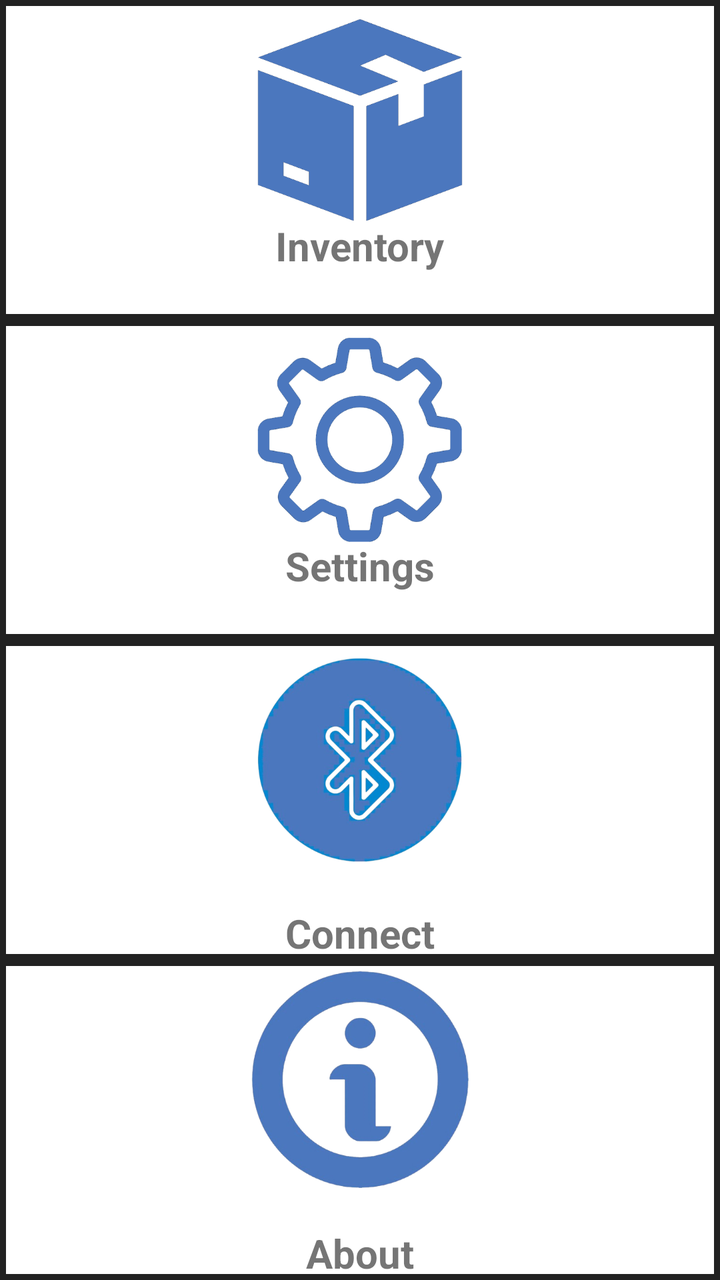
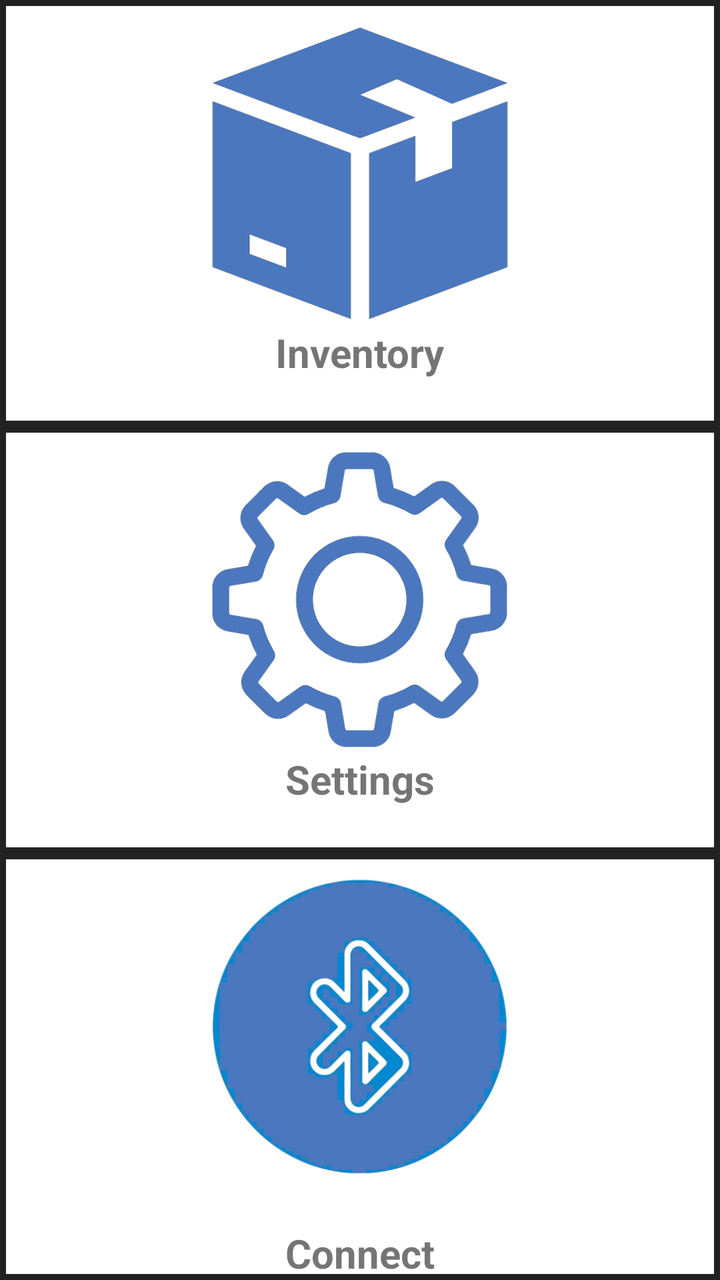

Two renders of the same Android screen: before a commit and after it. Below are the layout's source before the change and the commit's diff.
<!-- AndroidManifest.xml: application theme AppNewTheme -->
<!-- res/layout/home_layout_new.xml -->
<?xml version="1.0" encoding="utf-8"?>
<LinearLayout xmlns:android="http://schemas.android.com/apk/res/android"
    xmlns:tools="http://schemas.android.com/tools"
    android:layout_width="match_parent"
    android:layout_height="match_parent"
    android:orientation="vertical">

    <LinearLayout
        android:id="@+id/mainRow1"
        android:layout_width="match_parent"
        android:layout_height="0dp"
        android:layout_weight="1">

        <FrameLayout
            android:layout_width="0dp"
            android:layout_weight="1"
            android:layout_height="match_parent"
            android:background="@drawable/border">

            <ImageView
                android:layout_width="match_parent"
                android:layout_height="match_parent"
                android:onClick="inventaireClicked"
                android:paddingBottom="40dp"
                android:src="@drawable/inventory"
                tools:ignore="SpeakableTextPresentCheck" />

            <TextView
                android:layout_width="wrap_content"
                android:layout_height="wrap_content"
                android:layout_gravity="center|bottom"
                android:textStyle="bold"
                android:textSize="20sp"
                android:text="@string/home_inventory710" />
        </FrameLayout>
    </LinearLayout>

    <LinearLayout
        android:layout_width="match_parent"
        android:layout_height="0dp"
        android:layout_weight="1">

        <FrameLayout
            android:layout_width="0dp"
            android:layout_weight="1"
            android:layout_height="match_parent"
            android:background="@drawable/border">

            <ImageView
                android:layout_width="match_parent"
                android:layout_height="match_parent"
                android:onClick="settClicked"
                android:paddingBottom="40dp"
                android:src="@drawable/settings"
                tools:ignore="SpeakableTextPresentCheck" />

            <TextView
                android:layout_width="wrap_content"
                android:layout_height="wrap_content"
                android:layout_gravity="center|bottom"
                android:textStyle="bold"
                android:textSize="20sp"
                android:text="@string/home_settings710" />
        </FrameLayout>
    </LinearLayout>

    <LinearLayout
        android:id="@+id/mainRow3"
        android:visibility="gone"
        android:layout_width="match_parent"
        android:layout_height="0dp"
        android:layout_weight="1">

        <TextView
            style="@style/DashboardButton"
            android:layout_width="match_parent"
            android:layout_height="wrap_content"
            android:layout_gravity="center"
            android:textStyle="bold"
            android:textAlignment="center"
            android:textColor="@color/white"
            android:text="Foreground Service in Action" />
    </LinearLayout>

    <LinearLayout
        android:layout_width="match_parent"
        android:layout_height="0dp"
        android:layout_weight="1">

        <FrameLayout
            android:layout_width="0dp"
            android:layout_weight="1"
            android:layout_height="match_parent"
            android:background="@drawable/border">

            <ImageView
                android:layout_width="match_parent"
                android:layout_height="match_parent"
                android:onClick="connectClicked"
                android:paddingBottom="40dp"
                android:src="@drawable/connect"
                tools:ignore="SpeakableTextPresentCheck" />

            <TextView
                android:layout_width="wrap_content"
                android:layout_height="wrap_content"
                android:layout_gravity="center|bottom"
                android:textStyle="bold"
                android:textSize="20sp"
                android:text="@string/home_connect" />
        </FrameLayout>
    </LinearLayout>

    <LinearLayout
        android:layout_width="match_parent"
        android:layout_height="0dp"
        android:layout_weight="1">

        <FrameLayout
            android:layout_width="0dp"
            android:layout_weight="1"
            android:layout_height="match_parent"
            android:background="@drawable/border">

            <ImageView
                android:layout_width="match_parent"
                android:layout_height="match_parent"
                android:onClick="aboutClicked"
                android:paddingBottom="40dp"
                android:src="@drawable/about"
                tools:ignore="SpeakableTextPresentCheck" />

            <TextView
                android:layout_width="wrap_content"
                android:layout_height="wrap_content"
                android:layout_gravity="center|bottom"
                android:textStyle="bold"
                android:textSize="20sp"
                android:text="About" />
        </FrameLayout>
    </LinearLayout>
</LinearLayout>
<!-- resources referenced by this layout -->
<resources>
  <color name="white">#FFFFFFFF</color>
  <!-- drawable about: png bitmap (drawable, 101779 bytes) -->
  <!-- drawable border (drawable) -->
  <?xml version="1.0" encoding="utf-8"?>
  <shape xmlns:android="http://schemas.android.com/apk/res/android">
      <stroke
          android:width="3dp"
          android:color="#222222" />
  </shape>
  <!-- drawable connect: png bitmap (drawable, 130787 bytes) -->
  <!-- drawable inventory: png bitmap (drawable, 8288 bytes) -->
  <!-- drawable settings: png bitmap (drawable, 37140 bytes) -->
  <string name="home_connect">Connect</string>
  <string name="home_inventory710">Inventory\n</string>
  <string name="home_settings710">Settings\n</string>
  <style name="DashboardButton">
          <item name="android:layout_gravity">center_vertical</item>
          <item name="android:layout_width">wrap_content</item>
          <item name="android:layout_height">wrap_content</item>
          <item name="android:gravity">center_horizontal</item>
          <item name="android:drawablePadding">6dp</item>
          <item name="android:textAppearance">?android:attr/textAppearanceMedium</item>
          <item name="android:textStyle">bold</item>
          <item name="android:textSize">16sp</item>
          <item name="android:textColor">#FFFFFF</item>
          <item name="android:background">@drawable/btn_back</item>
          <item name="android:elevation">4dp</item>
      </style>
  <style name="AppNewTheme" parent="Theme.MaterialComponents.Light.NoActionBar">
          <item name="colorPrimary">@color/colorPrimary</item>
          <item name="colorPrimaryDark">@color/colorPrimaryDark</item>
          <item name="colorAccent">@color/colorPrimary</item>
          <item name="android:textAllCaps">false</item>
          <item name="windowActionBar">false</item>
          <item name="windowNoTitle">true</item>
          <item name="actionButtonStyle">@style/ActionButtonStyle</item>
          <item name="actionBarTabTextStyle">@style/ActionTabTextStyle</item>
      </style>
  <!-- drawable btn_back: png bitmap (drawable, 7316 bytes) -->
  <color name="colorPrimary">#00529c</color>
  <color name="colorPrimaryDark">#3F51B5</color>
  <style name="ActionButtonStyle">
          <item name="android:minWidth">0dp</item>
          <item name="android:paddingLeft">0dp</item>
          <item name="android:paddingRight">5dp</item>
      </style>
  <style name="ActionTabTextStyle">
          <item name="android:textAllCaps">false</item>
      </style>
</resources>

<!-- the commit's change to res/layout/home_layout_new.xml (unified diff, before → after) -->
@@ -111,32 +111,4 @@
         </FrameLayout>
     </LinearLayout>
 
-    <LinearLayout
-        android:layout_width="match_parent"
-        android:layout_height="0dp"
-        android:layout_weight="1">
-
-        <FrameLayout
-            android:layout_width="0dp"
-            android:layout_weight="1"
-            android:layout_height="match_parent"
-            android:background="@drawable/border">
-
-            <ImageView
-                android:layout_width="match_parent"
-                android:layout_height="match_parent"
-                android:onClick="aboutClicked"
-                android:paddingBottom="40dp"
-                android:src="@drawable/about"
-                tools:ignore="SpeakableTextPresentCheck" />
-
-            <TextView
-                android:layout_width="wrap_content"
-                android:layout_height="wrap_content"
-                android:layout_gravity="center|bottom"
-                android:textStyle="bold"
-                android:textSize="20sp"
-                android:text="About" />
-        </FrameLayout>
-    </LinearLayout>
 </LinearLayout>
<!-- resource entries referenced after the edit -->
@@ -1,7 +1,6 @@
 <!-- resources referenced by this layout -->
 <resources>
   <color name="white">#FFFFFFFF</color>
-  <!-- drawable about: png bitmap (drawable, 101779 bytes) -->
   <!-- drawable border (drawable) -->
   <?xml version="1.0" encoding="utf-8"?>
   <shape xmlns:android="http://schemas.android.com/apk/res/android">
